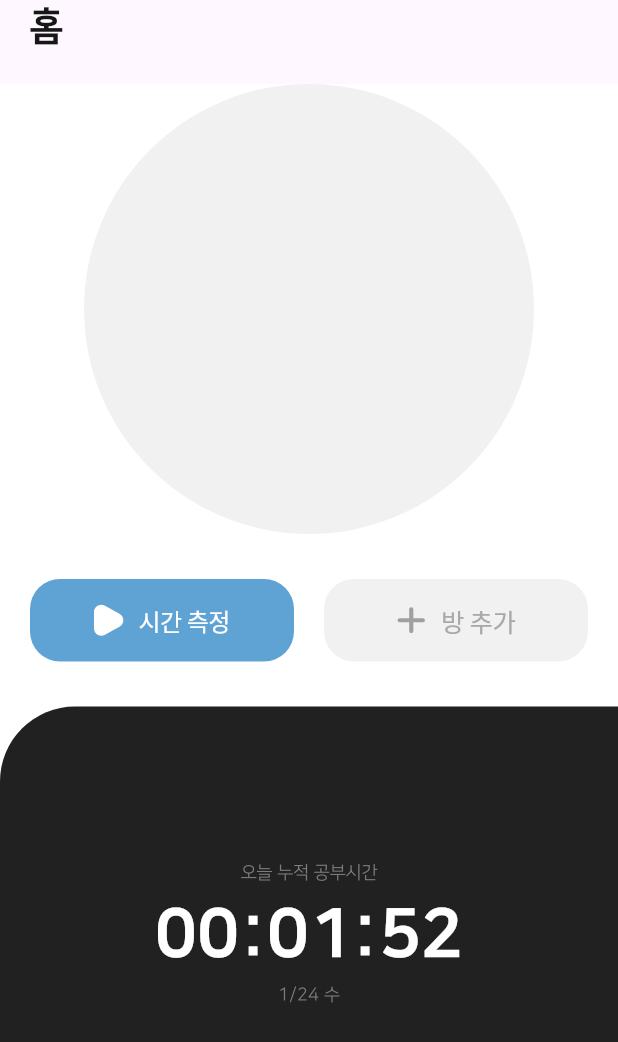
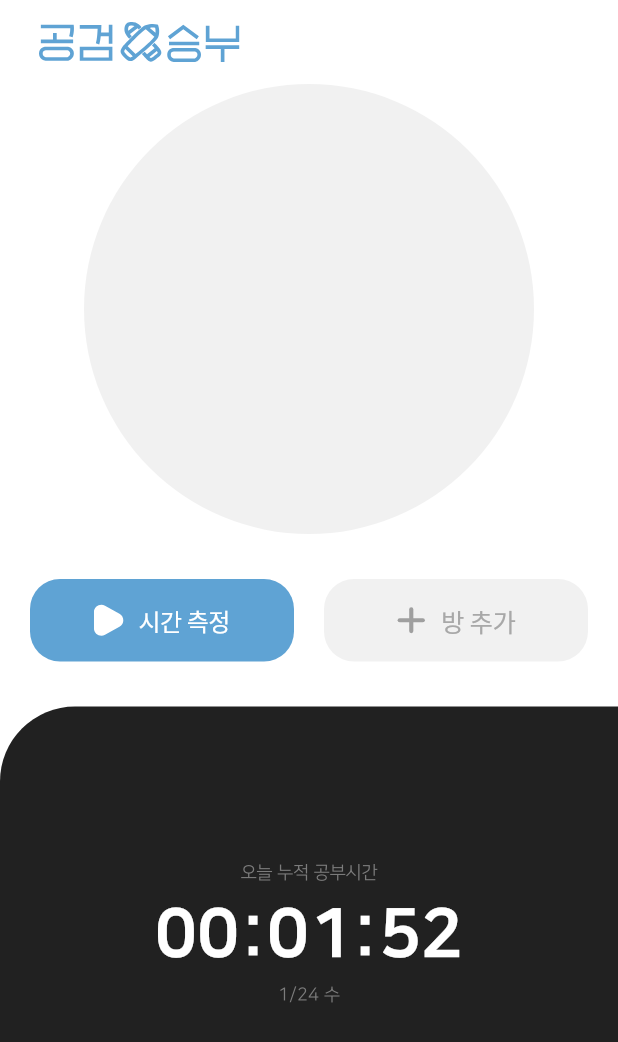
Before and after one commit to celeste0423/ggsb_project, a Flutter app: the HomePage screen opened directly, on a phone screen of 412 x 824 dp. Shown: the top 1042 px of the screen. Run offline on Flutter 3.47's test engine with Material 3 defaults, Android fonts, the phone set to English and light mode, and no system bars; our stand-ins replace cloud_firestore, firebase_auth, firebase_core, flutter_svg, get, google_sign_in and 1 more; missing offline and left inert: flutter_facebook_auth; accounts and stored records are empty.

Commit message:
0.0.1+1 home page date function

```diff
--- a/lib/main.dart
+++ b/lib/main.dart
@@ -5,6 +5,7 @@ import 'package:get/get.dart';
 import 'package:ggsb_project/src/binding/init_binding.dart';
 import 'package:ggsb_project/src/root.dart';
 import 'package:ggsb_project/src/theme/base_theme.dart';
+import 'package:intl/date_symbol_data_local.dart';
 
 import 'firebase_options.dart';
 
@@ -29,6 +30,8 @@ void main() async {
       ),
     );
   });
+  //날짜 언어 세팅
+  initializeDateFormatting('ko-KR');
 }
 
 class MyApp extends StatelessWidget {
--- a/lib/src/features/home/controllers/home_page_controller.dart
+++ b/lib/src/features/home/controllers/home_page_controller.dart
@@ -1,5 +1,14 @@
 import 'package:get/get.dart';
+import 'package:intl/intl.dart';
 
 class HomePageController extends GetxController {
   static HomePageController get to => Get.find();
+
+  final Rx<String> today =
+      DateFormat('M/d E', 'ko_KR').format(DateTime.now()).obs;
+
+  @override
+  void onInit() {
+    super.onInit();
+  }
 }
--- a/lib/src/features/home/pages/home_page.dart
+++ b/lib/src/features/home/pages/home_page.dart
@@ -5,16 +5,19 @@ import 'package:get/get.dart';
 import 'package:ggsb_project/src/features/home/controllers/home_page_controller.dart';
 import 'package:ggsb_project/src/utils/custom_color.dart';
 import 'package:ggsb_project/src/widgets/main_button.dart';
-import 'package:ggsb_project/src/widgets/title_text.dart';
 
 class HomePage extends GetView<HomePageController> {
   const HomePage({super.key});
 
   PreferredSizeWidget _appBar() {
     return AppBar(
-      leading: Padding(
-        padding: const EdgeInsets.only(left: 20),
-        child: TitleText(text: '홈'),
+      title: Padding(
+        padding: const EdgeInsets.symmetric(vertical: 10, horizontal: 10),
+        child: SvgPicture.asset(
+          'assets/images/caption_logo.svg',
+          height: 30,
+          color: CustomColors.mainBlue,
+        ),
       ),
     );
   }
@@ -97,7 +100,7 @@ class HomePage extends GetView<HomePageController> {
               ),
             ),
             Text(
-              '1/24 수',
+              controller.today.value,
               style: TextStyle(
                 color: CustomColors.greyText,
                 fontSize: 12,
--- a/lib/src/theme/base_theme.dart
+++ b/lib/src/theme/base_theme.dart
@@ -7,6 +7,10 @@ ThemeData baseTheme(BuildContext context) {
     brightness: Brightness.light,
     //배경 색
     scaffoldBackgroundColor: CustomColors.whiteBackground,
+    //appbar
+    appBarTheme: AppBarTheme(
+      backgroundColor: Colors.white,
+    ),
     //textStyle
     textTheme: Theme.of(context).textTheme.apply(
         fontFamily: 'nanum',
--- a/pubspec.yaml
+++ b/pubspec.yaml
@@ -46,6 +46,7 @@ dependencies:
   url_launcher: ^6.2.4
   package_info_plus: ^5.0.1
   uuid: ^4.3.3
+  intl: ^0.19.0
 
 dev_dependencies:
   flutter_test:
```
Also changed, not shown: pubspec.lock.
